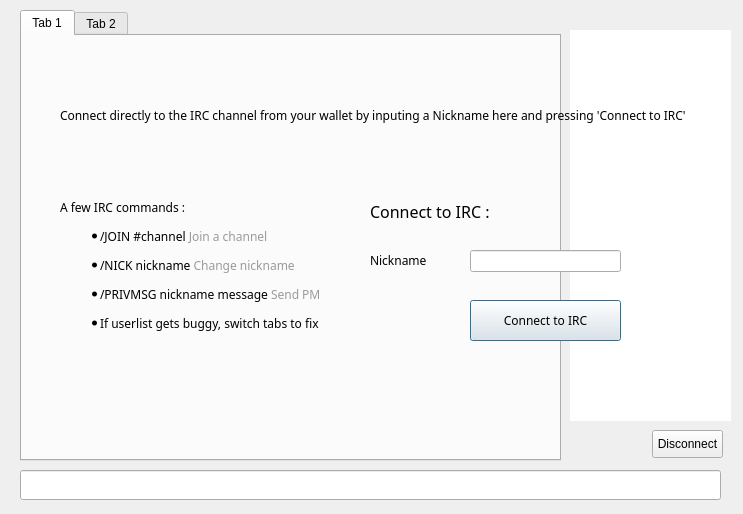
Old version of the form src/qt/forms/chatwindow.ui in the repository LightBurdenOfficial/SperoCoin.
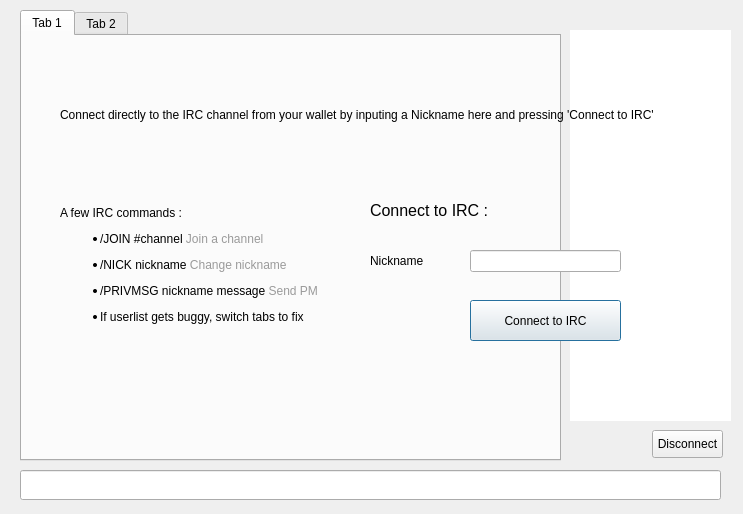
New version of the form. Icons and pictures are not drawn.

Diff of the .ui file:
```diff
--- a/src/qt/forms/chatwindow.ui
+++ b/src/qt/forms/chatwindow.ui
@@ -134,7 +134,7 @@
      </rect>
     </property>
     <property name="styleSheet">
-     <string notr="true">font-family:Proxima Nova Rg;</string>
+     <string notr="true">font: 75 9pt &quot;Century Gothic&quot;;</string>
     </property>
     <widget class="QWidget" name="layoutWidget">
      <property name="geometry">
@@ -160,6 +160,9 @@
        <height>91</height>
       </rect>
      </property>
+     <property name="styleSheet">
+      <string notr="true">font: 75 12pt &quot;Century Gothic&quot;;</string>
+     </property>
      <property name="text">
       <string>&lt;html&gt;&lt;head/&gt;&lt;body&gt;&lt;p align=&quot;justify&quot;&gt;&lt;span style=&quot; font-size:9pt;&quot;&gt;Connect directly to the IRC channel from your wallet by inputing a Nickname here and pressing 'Connect to IRC'&lt;/span&gt;&lt;/p&gt;&lt;/body&gt;&lt;/html&gt;</string>
      </property>
@@ -198,6 +201,9 @@
        <height>211</height>
       </rect>
      </property>
+     <property name="styleSheet">
+      <string notr="true">font: 75 12pt &quot;Century Gothic&quot;;</string>
+     </property>
      <property name="text">
       <string>&lt;html&gt;&lt;head/&gt;&lt;body&gt;&lt;p&gt;A few IRC commands :&lt;/p&gt;&lt;ul style=&quot;margin-top: 0px; margin-bottom: 0px; margin-left: 0px; margin-right: 0px; -qt-list-indent: 1;&quot;&gt;&lt;li style=&quot; margin-top:12px; margin-bottom:12px; margin-left:0px; margin-right:0px; -qt-block-indent:0; text-indent:0px;&quot;&gt;/JOIN #channel &lt;span style=&quot; color:#9a9a9a;&quot;&gt;Join a channel&lt;/span&gt;&lt;/li&gt;&lt;li style=&quot; margin-top:12px; margin-bottom:12px; margin-left:0px; margin-right:0px; -qt-block-indent:0; text-indent:0px;&quot;&gt;/NICK nickname &lt;span style=&quot; color:#9a9a9a;&quot;&gt;Change nickname&lt;/span&gt;&lt;/li&gt;&lt;li style=&quot; margin-top:12px; margin-bottom:12px; margin-left:0px; margin-right:0px; -qt-block-indent:0; text-indent:0px;&quot;&gt;/PRIVMSG nickname message &lt;span style=&quot; color:#9a9a9a;&quot;&gt;Send PM &lt;/span&gt;&lt;/li&gt;&lt;li style=&quot; margin-top:0px; margin-bottom:0px; margin-left:0px; margin-right:0px; -qt-block-indent:0; text-indent:0px;&quot;&gt;If userlist gets buggy, switch tabs to fix&lt;/li&gt;&lt;/ul&gt;&lt;/body&gt;&lt;/html&gt;</string>
      </property>
@@ -224,6 +230,9 @@
        <height>21</height>
       </rect>
      </property>
+     <property name="styleSheet">
+      <string notr="true">font: 75 12pt &quot;Century Gothic&quot;;</string>
+     </property>
      <property name="text">
       <string>Nickname</string>
      </property>
@@ -256,6 +265,9 @@
        <height>21</height>
       </rect>
      </property>
+     <property name="styleSheet">
+      <string notr="true">font: 75 12pt &quot;Century Gothic&quot;;</string>
+     </property>
      <property name="text">
       <string>&lt;html&gt;&lt;head/&gt;&lt;body&gt;&lt;p&gt;&lt;span style=&quot; font-size:12pt;&quot;&gt;Connect to IRC :&lt;/span&gt;&lt;/p&gt;&lt;/body&gt;&lt;/html&gt;</string>
      </property>
```
Left out of the diff: 7 changed lines with no effect on the pictures.
